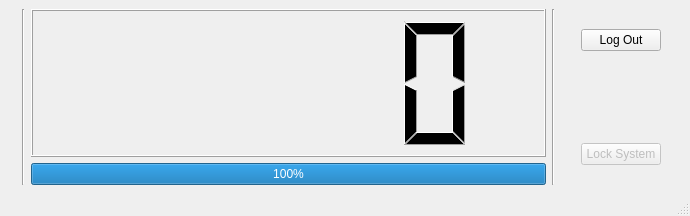
Libki/libki-client, file timerwindow.ui: the form before one commit.
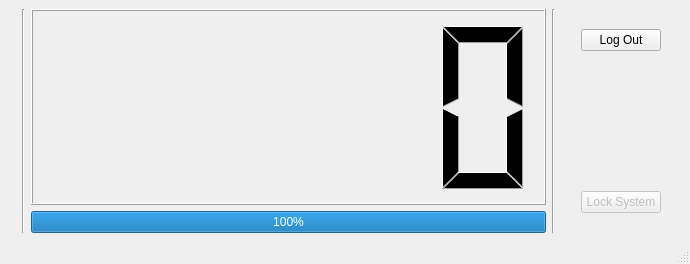
The form after the commit. Icons and pictures are not drawn.

```diff
--- a/timerwindow.ui
+++ b/timerwindow.ui
@@ -7,7 +7,7 @@
     <x>0</x>
     <y>0</y>
     <width>690</width>
-    <height>216</height>
+    <height>264</height>
    </rect>
   </property>
   <property name="windowTitle">
```
Left out of the diff: 26 changed lines with no effect on the pictures.
